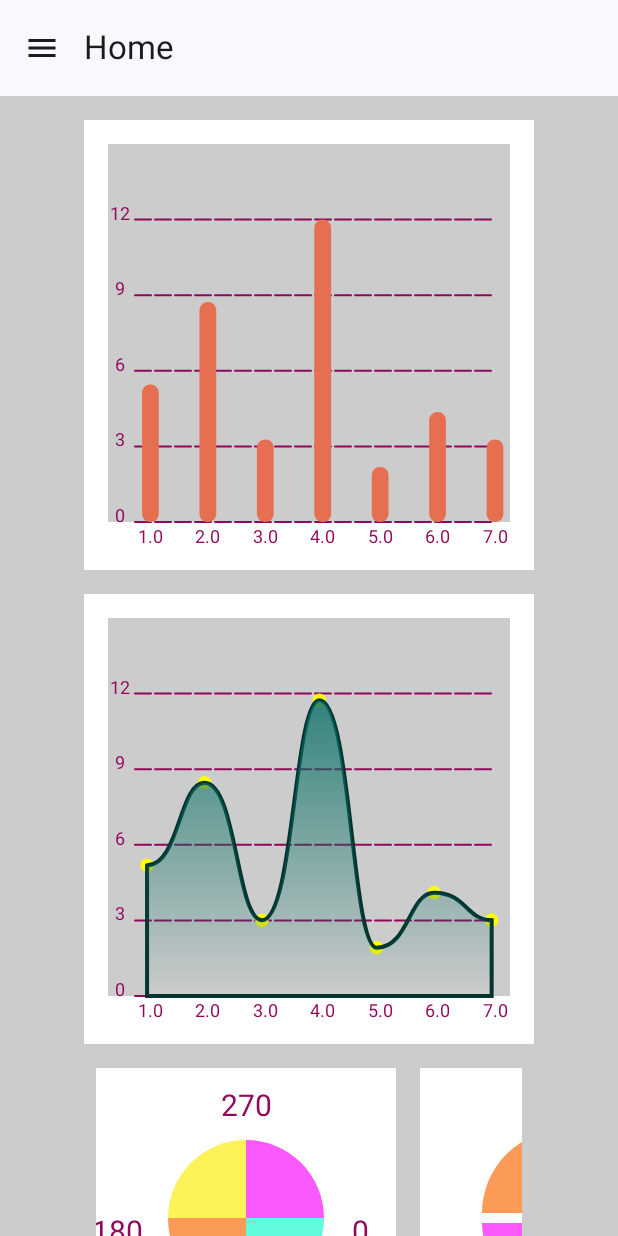
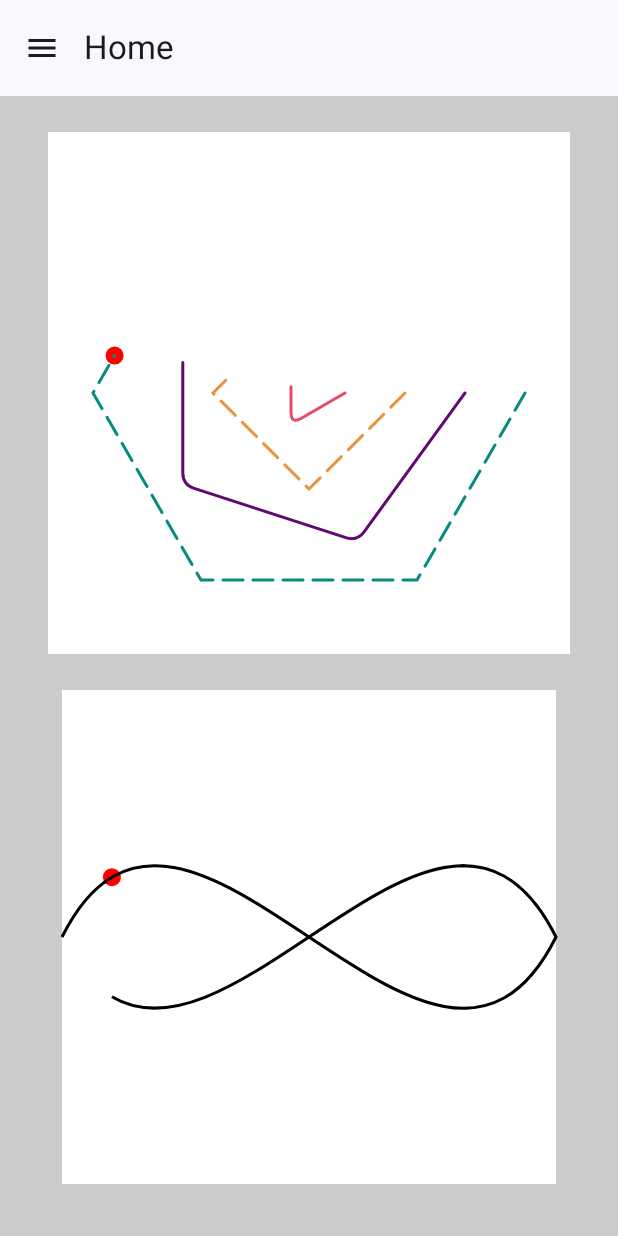
Before and after one commit to bakabaka102/BakaBakaComposeApp, an Android app built with Jetpack Compose: the screen it shows after launch (MainActivity), on a phone screen of 412 x 824 dp. Run offline under Robolectric (Android 15) with nearby library versions, the phone set to English and light mode, and no system bars.

Commit message:
- Update lib. - Polygon shape, animation.

```diff
--- /dev/null
+++ b/app/src/main/java/com/baka/composeapp/Test.kt
@@ -0,0 +1 @@
+package com.baka.composeapp
--- a/app/src/main/java/com/baka/composeapp/features/Utils.kt
+++ b/app/src/main/java/com/baka/composeapp/features/Utils.kt
@@ -1,11 +1,22 @@
 package com.baka.composeapp.features
 
 import android.graphics.PointF
+import androidx.compose.ui.geometry.Offset
 import androidx.compose.ui.graphics.Path
+import androidx.compose.ui.graphics.drawscope.DrawScope
 import kotlin.math.cos
 import kotlin.math.sin
 
-fun createPolygonPath(center: PointF, sides: Int = 6, radius: Float): Path {
+//file: Utils.kt
+/**
+ * Ref: Playing with Paths at https://archive.is/cEAZ5
+ * Create a polygon path
+ * @param center the center of the polygon
+ * @param sides the number of sides of the polygon
+ * @param radius the radius of the polygon
+ * @return the path of the polygon
+ */
+fun buildPolygonPath(center: PointF, sides: Int = 6, radius: Float): Path {
     val centerPointX = center.x
     val centerPointy = center.y
     val path = Path()
@@ -26,3 +37,28 @@ fun createPolygonPath(center: PointF, sides: Int = 6, radius: Float): Path {
     path.close()
     return path
 }
+
+/**
+ * This function to build a infinity path
+ * Ref: Translating Objects along a Path at https://archive.is/5AKJP
+ */
+fun DrawScope.buildInfinityPath(): Path {
+    // Start & End Points
+    val start = Offset(0f, size.height / 2)
+    val end = Offset(size.width, size.height / 2)
+    // Control Points
+    val c1 = Offset(size.width / 4, 0f)
+    val c2 = Offset(3 * size.width / 4, size.height)
+    val c3 = Offset(3 * size.width / 4, 0f)
+    val c4 = Offset(size.width / 4, size.height)
+    return Path().apply {
+        // Move to Start Position
+        moveTo(start.x, start.y)
+        // first curve : start -> c1 -> c2 -> end
+        cubicTo(c1.x, c1.y, c2.x, c2.y, end.x, end.y)
+        // Second curve : end -> c3 -> c4 -> start
+        cubicTo(c3.x, c3.y, c4.x, c4.y, start.x, start.y)
+        // Close the Path
+        close()
+    }
+}
--- /dev/null
+++ b/app/src/main/java/com/baka/composeapp/features/animations/AnimateVectorDrawableAlongPath.kt
@@ -0,0 +1,81 @@
+package com.baka.composeapp.features.animations
+
+import android.graphics.Path
+import android.graphics.PathMeasure
+import androidx.compose.animation.core.Animatable
+import androidx.compose.animation.core.AnimationResult
+import androidx.compose.animation.core.AnimationVector1D
+import androidx.compose.animation.core.LinearEasing
+import androidx.compose.animation.core.RepeatMode
+import androidx.compose.animation.core.animateFloat
+import androidx.compose.animation.core.infiniteRepeatable
+import androidx.compose.animation.core.rememberInfiniteTransition
+import androidx.compose.animation.core.tween
+import androidx.compose.foundation.Canvas
+import androidx.compose.foundation.background
+import androidx.compose.foundation.layout.aspectRatio
+import androidx.compose.foundation.layout.fillMaxWidth
+import androidx.compose.runtime.Composable
+import androidx.compose.runtime.LaunchedEffect
+import androidx.compose.runtime.getValue
+import androidx.compose.runtime.remember
+import androidx.compose.ui.Modifier
+import androidx.compose.ui.geometry.Offset
+import androidx.compose.ui.graphics.Color
+import androidx.compose.ui.graphics.asAndroidPath
+import androidx.compose.ui.graphics.asComposePath
+import androidx.compose.ui.graphics.drawscope.Stroke
+import androidx.compose.ui.unit.dp
+import com.baka.composeapp.features.buildInfinityPath
+
+/**
+ * Translating Objects along a Path
+ * https://archive.is/5AKJP
+ */
+@Composable
+fun AnimateVectorDrawableAlongPath() {
+    val infiniteTransition = rememberInfiniteTransition(label = "")
+
+    val anim: Animatable<Float, AnimationVector1D> = remember { Animatable(0f) }
+    LaunchedEffect(Unit) {
+        val animateTo: AnimationResult<Float, AnimationVector1D> =
+            anim.animateTo(targetValue = 1f, animationSpec = tween(3000, easing = LinearEasing))
+    }
+
+    val progress by infiniteTransition.animateFloat(
+        initialValue = 0f,
+        targetValue = 1f,
+        animationSpec = infiniteRepeatable(
+            animation = tween(3000, easing = LinearEasing),
+            repeatMode = RepeatMode.Restart
+        ),
+        label = ""
+    )
+    val pos = FloatArray(2)
+    val tan = FloatArray(2)
+    val pathMeasure = PathMeasure()
+    val pathPortion = Path()
+    Canvas(
+        modifier = Modifier
+            .fillMaxWidth(fraction = 0.8f)
+            .aspectRatio(1f)
+            .background(Color.White)
+    ) {
+        val infinityPath = buildInfinityPath()
+        pathMeasure.apply {
+            setPath(infinityPath.asAndroidPath(), false)
+            getPosTan(length * progress, pos, tan)
+            getSegment(0f, this.length * progress, pathPortion, true)
+            drawCircle(
+                center = Offset(pos[0], pos[1]),
+                radius = 6.dp.toPx(),
+                color = Color.Red
+            )
+        }
+        drawPath(
+            path = /*infinityPath*/ pathPortion.asComposePath(),
+            color = Color.Black,
+            style = Stroke(width = 2.dp.toPx()),
+        )
+    }
+}
--- /dev/null
+++ b/app/src/main/java/com/baka/composeapp/features/animations/InteractionCanvas.kt
@@ -0,0 +1,4 @@
+package com.baka.composeapp.features.animations
+
+// Interacting with Composable Canvas
+//https://archive.is/qgj3R
--- a/app/src/main/java/com/baka/composeapp/features/animations/PathAnimation.kt
+++ b/app/src/main/java/com/baka/composeapp/features/animations/PolygonPathAnimation.kt
@@ -1,8 +1,8 @@
 package com.baka.composeapp.features.animations
 
+import android.graphics.PathMeasure
 import android.graphics.PointF
 import androidx.compose.animation.core.LinearEasing
-import androidx.compose.animation.core.RepeatMode
 import androidx.compose.animation.core.animateFloat
 import androidx.compose.animation.core.infiniteRepeatable
 import androidx.compose.animation.core.rememberInfiniteTransition
@@ -17,35 +17,36 @@ import androidx.compose.runtime.Composable
 import androidx.compose.runtime.getValue
 import androidx.compose.ui.Alignment
 import androidx.compose.ui.Modifier
+import androidx.compose.ui.geometry.Offset
 import androidx.compose.ui.graphics.Color
 import androidx.compose.ui.graphics.Path
 import androidx.compose.ui.graphics.PathEffect
-import androidx.compose.ui.graphics.PathMeasure
 import androidx.compose.ui.graphics.StrokeCap
+import androidx.compose.ui.graphics.asAndroidPath
 import androidx.compose.ui.graphics.drawscope.Stroke
 import androidx.compose.ui.unit.dp
-import com.baka.composeapp.features.createPolygonPath
+import com.baka.composeapp.features.buildPolygonPath
 
-//https://archive.is/cEAZ5
-//https://archive.is/qgj3R
-//file: PolygonShape.kt
+//file: PolygonPathAnimation.kt
 @Composable
 fun AnimationDrawPathPolygons() {
     Column(
         modifier = Modifier
-            .padding(vertical = 8.dp, horizontal = 64.dp)
+            .padding(vertical = 8.dp, horizontal = 32.dp)
             .background(Color.White), horizontalAlignment = Alignment.CenterHorizontally
     ) {
         val pathMeasure = PathMeasure()
         var mainPath = Path()
+        val pos = FloatArray(2)
+        val tan = FloatArray(2)
         // Animation draw Polygon
         val infiniteTransition = rememberInfiniteTransition(label = "")
         val animProgress by infiniteTransition.animateFloat(
             initialValue = 0f,
             targetValue = 1f,
             animationSpec = infiniteRepeatable(
-                animation = tween(3000, easing = LinearEasing),
-                repeatMode = RepeatMode.Restart
+                animation = tween(6000, easing = LinearEasing),
+                /*repeatMode = RepeatMode.Restart*/
             ), label = ""
         )
         //End Animation draw Polygon
@@ -62,7 +63,7 @@ fun AnimationDrawPathPolygons() {
                 Polygon(sides = 5, radius = 220f, color = 0xff620872),
                 Polygon(sides = 6, radius = 280f, color = 0xff068B7E),
             ).forEach { polygon ->
-                mainPath = createPolygonPath(
+                mainPath = buildPolygonPath(
                     center = center,
                     sides = polygon.sides,
                     radius = polygon.radius
@@ -73,15 +74,33 @@ fun AnimationDrawPathPolygons() {
                     PathEffect.cornerPathEffect(12f)
                 }
                 // Apply animation draw Polygon
-                pathMeasure.setPath(mainPath, false)
-                val pathLength = pathMeasure.length
                 val pathPortion = Path()
-                pathMeasure.getSegment(0f, animProgress * pathLength, pathPortion, true)
+                pathMeasure.apply {
+                    this.setPath(mainPath.asAndroidPath(), false)
+                    this.getSegment(
+                        0f,
+                        animProgress * pathMeasure.length,
+                        pathPortion.asAndroidPath(),
+                        true
+                    )
+                    if (polygon.sides == 6) {
+                        this.getPosTan(this.length * animProgress, pos, tan)
+                        drawCircle(
+                            center = Offset(pos[0], pos[1]),
+                            radius = 6.dp.toPx(),
+                            color = Color.Red
+                        )
+                    }
+                }
+                /*pathMeasure.setPath(mainPath, false)
+                val pathLength pathMeasure.length
+                val pathPortion = Path()
+                pathMeasure.getSegment(0f, animProgress * pathLength, pathPortion, true)*/
                 //End Apply animation draw Polygon
                 drawPath(
                     color = Color(polygon.color),
                     path = pathPortion, /*mainPath*/
-                    style = Stroke(width = 8f, cap = StrokeCap.Round, pathEffect = pathEffect),
+                    style = Stroke(width = 2.dp.toPx(), cap = StrokeCap.Round, pathEffect = pathEffect),
                 )
             }
         }
--- a/app/src/main/java/com/baka/composeapp/features/charts/shapes/PolygonShape.kt
+++ b/app/src/main/java/com/baka/composeapp/features/charts/shapes/PolygonShape.kt
@@ -24,11 +24,10 @@ import androidx.compose.ui.graphics.Color
 import androidx.compose.ui.graphics.StrokeCap
 import androidx.compose.ui.graphics.drawscope.Stroke
 import androidx.compose.ui.unit.dp
-import com.baka.composeapp.features.createPolygonPath
+import com.baka.composeapp.features.buildPolygonPath
 import com.baka.composeapp.helper.Logger
 import kotlin.math.roundToInt
 
-//https://archive.is/cEAZ5
 //https://archive.is/qgj3R
 
 //file: PolygonShape.kt
@@ -85,7 +84,7 @@ private fun DrawPath(sides: Int) {
             .background(Color.White)
     ) {
         val center = PointF(size.width / 2, size.height / 2)
-        val mainPath = createPolygonPath(center = center, sides = sides, radius = size.width / 2)
+        val mainPath = buildPolygonPath(center = center, sides = sides, radius = size.width / 2)
         if (sides >= 3) {
             drawPath(
                 color = Color(0xFF7E46E3),
--- a/app/src/main/java/com/baka/composeapp/ui/drawermenu/screen/HomeScreen.kt
+++ b/app/src/main/java/com/baka/composeapp/ui/drawermenu/screen/HomeScreen.kt
@@ -14,6 +14,7 @@ import androidx.compose.ui.Modifier
 import androidx.compose.ui.graphics.Color
 import androidx.compose.ui.unit.dp
 import androidx.lifecycle.viewmodel.compose.viewModel
+import com.baka.composeapp.features.animations.AnimateVectorDrawableAlongPath
 import com.baka.composeapp.features.animations.AnimationDrawPathPolygons
 import com.baka.composeapp.features.charts.barschart.DrawSpiltFourCircle
 import com.baka.composeapp.features.charts.columns.ColumnsChart
@@ -34,15 +35,17 @@ fun HomeScreen(innerPadding: PaddingValues) {
         horizontalAlignment = Alignment.CenterHorizontally,
     ) {
         Spacer(modifier = Modifier.padding(8.dp))
-        ColumnsChart()
+        //ColumnsChart()
+        //Spacer(modifier = Modifier.padding(8.dp))
+        //ColumnBezierCurve()
+        //Spacer(modifier = Modifier.padding(8.dp))
+        //DrawSpiltFourCircle()
+        //Spacer(modifier = Modifier.padding(8.dp))
+        //SomeActionDemo(viewModel)
+        //Spacer(modifier = Modifier.padding(8.dp))
+        AnimationDrawPathPolygons()
         Spacer(modifier = Modifier.padding(8.dp))
-        ColumnBezierCurve()
-        Spacer(modifier = Modifier.padding(8.dp))
-        DrawSpiltFourCircle()
-        Spacer(modifier = Modifier.padding(8.dp))
-        SomeActionDemo(viewModel)
-        Spacer(modifier = Modifier.padding(8.dp))
-        AnimationDrawPathPolygons()
+        AnimateVectorDrawableAlongPath()
         Spacer(modifier = Modifier.padding(80.dp))
     }
 }
--- a/gradle/libs.versions.toml
+++ b/gradle/libs.versions.toml
@@ -1,5 +1,5 @@
 [versions]
-agp = "8.5.2"
+agp = "8.7.3"
 graphicsShapes = "1.0.1"
 kotlin = "2.0.0"
 coreKtx = "1.15.0"
```
Also changed, not shown: gradle/wrapper/gradle-wrapper.properties, 1 other file.
